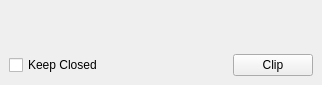
The window that Polyhedron/demo/Polyhedron/Plugins/Operations_on_polyhedra/Clip_polyhedron_plugin.ui (CGAL/cgal) describes before a commit, drawn with Qt 5.
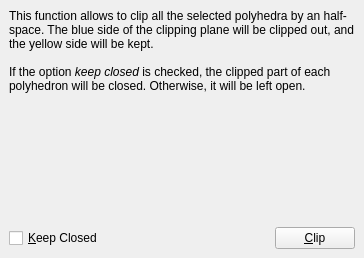
The same window after the commit.

```diff
--- a/Polyhedron/demo/Polyhedron/Plugins/Operations_on_polyhedra/Clip_polyhedron_plugin.ui
+++ b/Polyhedron/demo/Polyhedron/Plugins/Operations_on_polyhedra/Clip_polyhedron_plugin.ui
@@ -6,8 +6,8 @@
    <rect>
     <x>0</x>
     <y>0</y>
-    <width>322</width>
-    <height>85</height>
+    <width>364</width>
+    <height>258</height>
    </rect>
   </property>
   <property name="windowTitle">
@@ -17,6 +17,16 @@
    <layout class="QVBoxLayout" name="verticalLayout_2">
     <item>
      <layout class="QVBoxLayout" name="verticalLayout">
+      <item>
+       <widget class="QLabel" name="label">
+        <property name="text">
+         <string>&lt;html&gt;&lt;head/&gt;&lt;body&gt;&lt;p&gt;This function allows to clip all the selected polyhedra by an half-space. The blue side of the clipping plane will be clipped out, and the yellow side will be kept.&lt;br/&gt;&lt;br/&gt;If the option &lt;span style=&quot; font-style:italic;&quot;&gt;keep closed&lt;/span&gt; is checked, the clipped part of each polyhedron will be closed. Otherwise, it will be left open.&lt;/p&gt;&lt;p&gt;&lt;br/&gt;&lt;/p&gt;&lt;/body&gt;&lt;/html&gt;</string>
+        </property>
+        <property name="wordWrap">
+         <bool>true</bool>
+        </property>
+       </widget>
+      </item>
       <item>
        <spacer name="verticalSpacer">
         <property name="orientation">
@@ -41,7 +51,7 @@
            <bool>false</bool>
           </property>
           <property name="text">
-           <string>Keep Closed</string>
+           <string>&amp;Keep Closed</string>
           </property>
          </widget>
         </item>
@@ -61,7 +71,7 @@
         <item>
          <widget class="QPushButton" name="clipButton">
           <property name="text">
-           <string>Clip</string>
+           <string>&amp;Clip</string>
           </property>
          </widget>
         </item>
```
Left out of the diff: 2 changed lines with no effect on the pictures.
